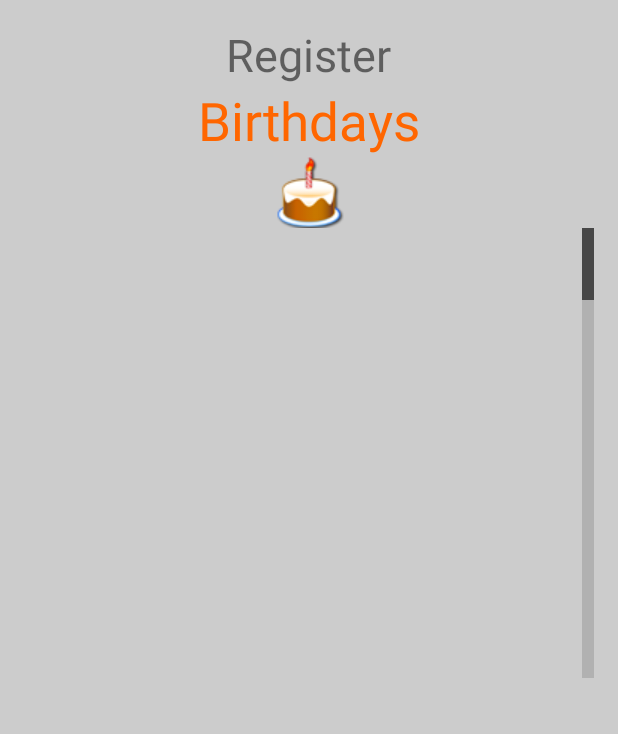
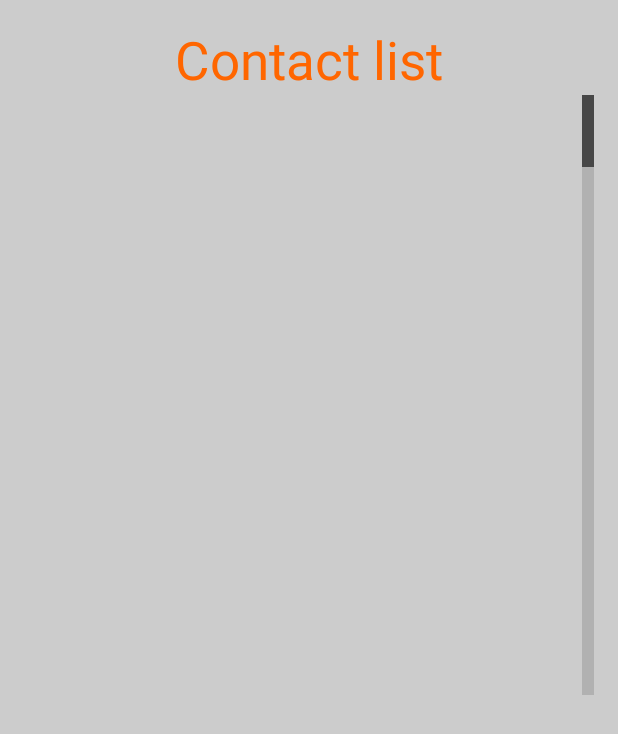
Before and after one commit to s198520/Mappe2, an Android app: the layout activity_main.xml on its own in the app's theme, with its tools: preview values and no code run, on a phone screen of 412 x 824 dp. Shown: the top 734 px of the screen. Run offline under Robolectric (Android 15) with nearby library versions, the phone set to English and light mode, and no system bars.

Commit message:
iconer working

```diff
--- a/app/src/main/java/com/example/bilal/mappe2/MainActivity.java
+++ b/app/src/main/java/com/example/bilal/mappe2/MainActivity.java
@@ -5,6 +5,7 @@ import android.content.Intent;
 import android.support.v7.app.ActionBarActivity;
 import android.os.Bundle;
 
+import android.support.v7.app.AppCompatActivity;
 import android.view.KeyEvent;
 import android.view.Menu;
 import android.view.MenuInflater;
@@ -18,7 +19,7 @@ import android.widget.ListView;
 
 import java.util.ArrayList;
 
-public class MainActivity extends ActionBarActivity {
+public class MainActivity extends AppCompatActivity {
     private ListView obj;
     DBHelper mydb;
 
@@ -55,6 +56,7 @@ public class MainActivity extends ActionBarActivity {
         MenuInflater inflater = getMenuInflater();
         inflater.inflate(R.menu.menu_main, menu);
 
+
         return super.onCreateOptionsMenu(menu);
     }
 
--- a/app/src/main/res/layout/activity_main.xml
+++ b/app/src/main/res/layout/activity_main.xml
@@ -10,35 +10,17 @@
     <TextView
         android:layout_width="wrap_content"
         android:layout_height="wrap_content"
-        android:id="@+id/textView"
-        android:layout_alignParentTop="true"
-        android:layout_centerHorizontal="true"
-        android:textSize="30dp"
-        android:text="@string/header2" />
-
-    <TextView
-        android:layout_width="wrap_content"
-        android:layout_height="wrap_content"
         android:text="@string/header1"
         android:id="@+id/textView2"
-        android:layout_below="@+id/textView"
         android:layout_centerHorizontal="true"
         android:textSize="35dp"
         android:textColor="@color/orange" />
-
-    <ImageView
-        android:layout_width="wrap_content"
-        android:layout_height="wrap_content"
-        android:id="@+id/imageView"
-        android:layout_below="@+id/textView2"
-        android:layout_centerHorizontal="true"
-        android:src="@drawable/cake"/>
 
     <ScrollView
         android:layout_width="wrap_content"
         android:layout_height="wrap_content"
         android:id="@+id/scrollView"
-        android:layout_below="@+id/imageView"
+        android:layout_below="@+id/textView2"
         android:layout_alignParentLeft="true"
         android:layout_alignParentStart="true"
         android:layout_alignParentBottom="true"
@@ -48,10 +30,10 @@
     <ListView
         android:id="@+id/listView1"
         android:layout_width="match_parent"
-        android:layout_height="300dp"
+        android:layout_height="400dp"
         android:layout_centerHorizontal="true"
         android:layout_centerVertical="true"
-        android:layout_below="@+id/imageView"
+        android:layout_below="@+id/textView2"
         android:fastScrollAlwaysVisible="true"/>
 
 </RelativeLayout>
--- a/app/src/main/res/values/strings.xml
+++ b/app/src/main/res/values/strings.xml
@@ -16,6 +16,6 @@
     <string name="yes">Yes</string>
     <string name="no">No</string>
     <string name="birthday">Birthday</string>
-    <string name="header1">Birthdays</string>
+    <string name="header1">Contact list</string>
     <string name="header2">Register</string>
 </resources>
```
Also changed, not shown: app/src/main/res/menu/menu_main.xml (+6 -12 lines).
